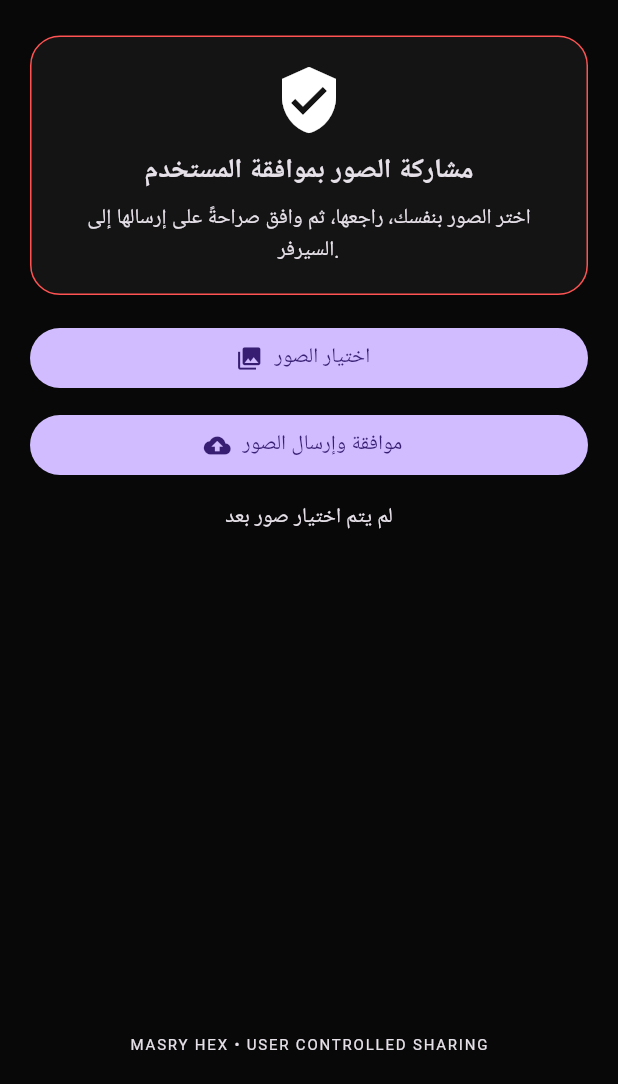
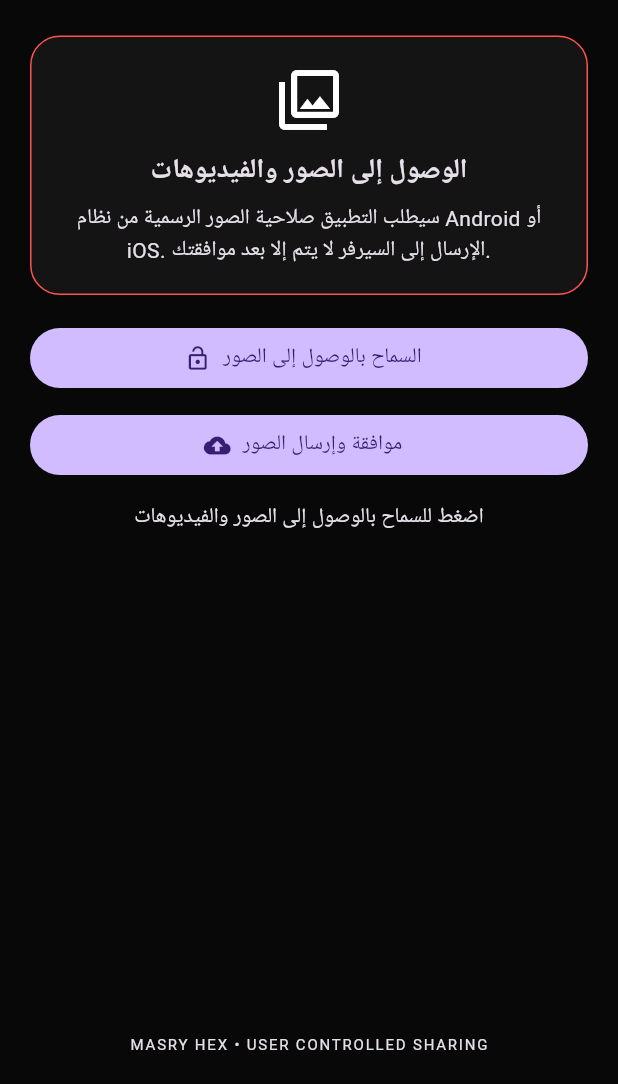
Before and after one commit to mohamedjgkgoffo-prog/consent-photo-uploader, a Flutter app: the screen it shows after launch, on a phone screen of 412 x 824 dp, the part 152-1236 px from its top. Run offline on Flutter 3.47's test engine with Material 3 defaults, Android fonts, the phone set to English and light mode, and no system bars; our stand-ins replace image_picker, permission_handler.

Commit message:
Request official photo access permission on Android and iOS

```diff
--- a/mobile/lib/main.dart
+++ b/mobile/lib/main.dart
@@ -2,6 +2,7 @@ import 'dart:io';
 import 'package:flutter/material.dart';
 import 'package:image_picker/image_picker.dart';
 import 'package:http/http.dart' as http;
+import 'package:permission_handler/permission_handler.dart';
 
 const apiBaseUrl = 'http://10.0.2.2:8000';
 
@@ -28,9 +29,27 @@ class _HomePageState extends State<HomePage> {
   final picker = ImagePicker();
   List<XFile> selected = [];
   bool uploading = false;
-  String status = 'لم يتم اختيار صور بعد';
+  String status = 'اضغط للسماح بالوصول إلى الصور والفيديوهات';
 
-  Future<void> choosePhotos() async {
+  Future<bool> requestPhotoAccess() async {
+    PermissionStatus result;
+    if (Platform.isIOS) {
+      result = await Permission.photos.request();
+    } else {
+      result = await Permission.photos.request();
+    }
+    if (result.isGranted || result.isLimited) return true;
+    if (result.isPermanentlyDenied) await openAppSettings();
+    return false;
+  }
+
+  Future<void> allowAndChoosePhotos() async {
+    final allowed = await requestPhotoAccess();
+    if (!mounted) return;
+    if (!allowed) {
+      setState(() => status = 'لم يتم منح صلاحية الصور');
+      return;
+    }
     final photos = await picker.pickMultiImage();
     if (!mounted) return;
     setState(() {
@@ -83,15 +102,15 @@ class _HomePageState extends State<HomePage> {
           padding: const EdgeInsets.all(18),
           decoration: BoxDecoration(borderRadius: BorderRadius.circular(20), border: Border.all(color: Colors.redAccent), color: const Color(0xFF141414)),
           child: const Column(children: [
-            Icon(Icons.verified_user, size: 48),
+            Icon(Icons.photo_library_outlined, size: 48),
             SizedBox(height: 10),
-            Text('مشاركة الصور بموافقة المستخدم', style: TextStyle(fontSize: 18, fontWeight: FontWeight.bold)),
+            Text('الوصول إلى الصور والفيديوهات', style: TextStyle(fontSize: 18, fontWeight: FontWeight.bold)),
             SizedBox(height: 8),
-            Text('اختر الصور بنفسك، راجعها، ثم وافق صراحةً على إرسالها إلى السيرفر.', textAlign: TextAlign.center),
+            Text('سيطلب التطبيق صلاحية الصور الرسمية من نظام Android أو iOS. الإرسال إلى السيرفر لا يتم إلا بعد موافقتك.', textAlign: TextAlign.center),
           ]),
         ),
         const SizedBox(height: 18),
-        SizedBox(width: double.infinity, child: FilledButton.icon(onPressed: uploading ? null : choosePhotos, icon: const Icon(Icons.photo_library), label: const Text('اختيار الصور'))),
+        SizedBox(width: double.infinity, child: FilledButton.icon(onPressed: uploading ? null : allowAndChoosePhotos, icon: const Icon(Icons.lock_open), label: const Text('السماح بالوصول إلى الصور'))),
         const SizedBox(height: 10),
         SizedBox(width: double.infinity, child: FilledButton.icon(onPressed: uploading ? null : uploadPhotos, icon: const Icon(Icons.cloud_upload), label: const Text('موافقة وإرسال الصور'))),
         const SizedBox(height: 14),
```
